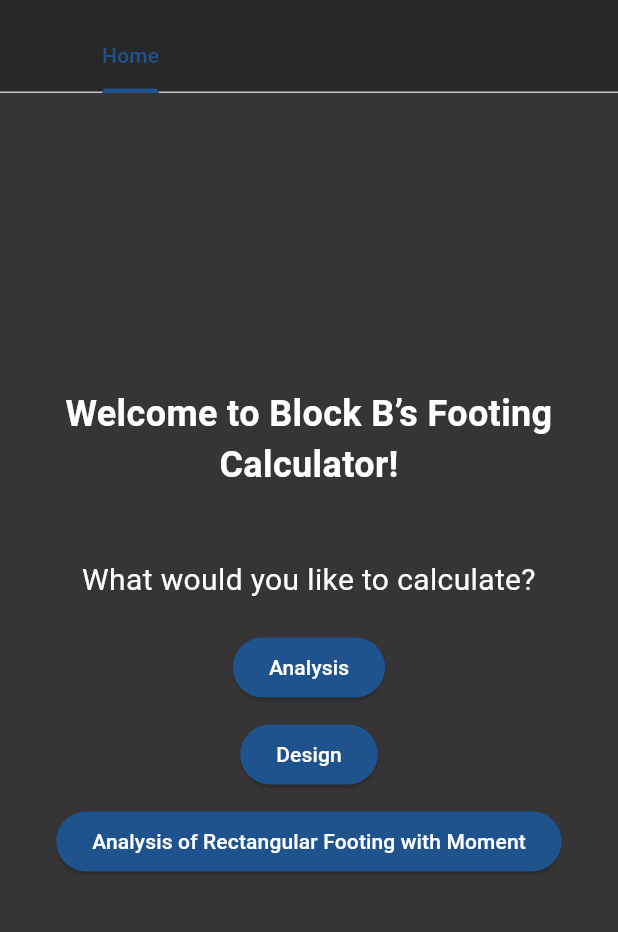
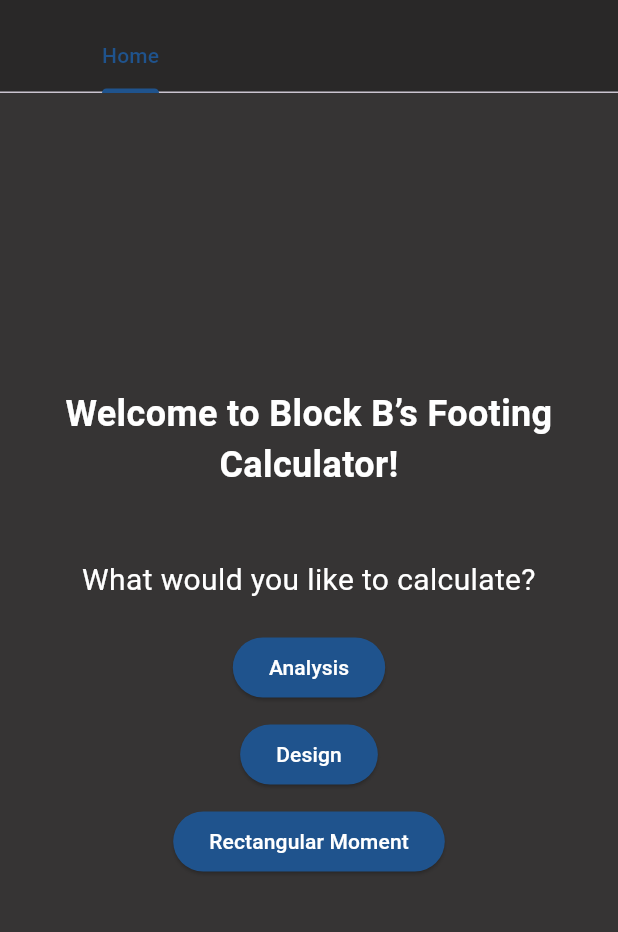
Before and after one commit to raymunddd/foundcalc, a Flutter app: the screen it shows after launch, on a phone screen of 412 x 824 dp, the part 63-995 px from its top. Run offline on Flutter 3.47's test engine with Material 3 defaults, Android fonts, the phone set to English and light mode, and no system bars; missing offline and left inert: excel.

Commit message:
Analysis of Rectangular Moment

```diff
--- a/foundcalc/lib/pages/anal_rectmoment.dart
+++ b/foundcalc/lib/pages/anal_rectmoment.dart
@@ -2,7 +2,11 @@
 //import 'package:excel/excel.dart';
 //import 'dart:math';
 import 'package:flutter/material.dart';
+<<<<<<< Updated upstream
 import '../settings/anal_rectmoment_state.dart';
+=======
+import '../../settings/anal_rectmoment_state.dart';
+>>>>>>> Stashed changes
 
 
 class AnalRectMomentPage extends StatefulWidget {
--- a/foundcalc/lib/tab_home.dart
+++ b/foundcalc/lib/tab_home.dart
@@ -3,6 +3,7 @@ import 'pages/analysis_page.dart'; // Import AnalysisPage
 import 'pages/design_page.dart';   // Import DesignPage
 import 'pages/anal_rectmoment.dart'; // Import AnalRectMomentPage
 import 'pages/about_page.dart';    // Import AboutPage
+import 'pages/anal_rectmoment.dart'; // Import AnalRectMomentPage
 import 'settings/analysis_state.dart'; // Import AnalysisState
 import 'settings/design_state.dart';   // Import DesignState
 import 'settings/anal_rectmoment_state.dart'; // Import AnalRectMomentState
@@ -20,10 +21,11 @@ class _TabbedHomePageState extends State<TabbedHomePage>
   int _tabCounter = 1; // Start counter at 1 (Home is already tab 0)
   List<String> analysisItems = []; // Initialize empty
   List<String> designItems = [];   // Initialize empty
-  List<String> analRectMomentItems = [];   // Initialize empty
+  List<String> analRectMomentItems = []; // Initialize empty for RectMoment
   Map<String, AnalysisState> analysisStates = {};
   Map<String, AnalRectMomentState> analRectMomentStates = {}; // Initialize empty
   Map<String, DesignState> designStates = {};
+  Map<String, AnalRectMomentState> analRectMomentStates = {}; // Initialize states map for RectMoment
 
 
   @override
@@ -98,11 +100,14 @@ class _TabbedHomePageState extends State<TabbedHomePage>
             int designIndex = designItems.indexOf(tabToRemove);
 
             if (designIndex != -1) {
+              // Remove from analysisItems and states
               String removedTab = designItems.removeAt(designIndex);
               designStates.remove(removedTab);
 
+              // Remove from tabs
               _tabs.removeAt(index);
 
+              // UPDATE (Wag kalimutan)
               _tabController = TabController(length: _tabs.length, vsync: this);
               if (_tabController.index >= _tabs.length && _tabs.isNotEmpty) {
                 _tabController.animateTo(_tabs.length - 1);
@@ -111,35 +116,35 @@ class _TabbedHomePageState extends State<TabbedHomePage>
           });
         }
 
+//ANAL RECT MOMENT
   void _addAnalRectMomentItem() {
     setState(() {
-      int nextNumber = _getNextNumber(analRectMomentItems, "Analysis");
-      String newItem = 'Analysis of Rectangular Footing with Moment $nextNumber';
+      int nextNumber = _getNextNumber(analRectMomentItems, "RectMoment");
+      String newItem = 'RectMoment $nextNumber';
       analRectMomentItems.add(newItem);
+      analRectMomentStates[newItem] = AnalRectMomentState(title: newItem); // Create state
 
-
-      analRectMomentStates[newItem] = AnalRectMomentState(title: newItem);
-
-      // Add to tabs list
-      _tabs.add(newItem);
+      _tabs.add(newItem); // Add to tabs list for display
       _tabController = TabController(length: _tabs.length, vsync: this);
-      _tabController.animateTo(_tabs.length - 1);
+      _tabController.animateTo(_tabs.length - 1); // Switch to the new tab
+      _tabCounter++;
     });
   }
 
   void _removeAnalRectMomentItem(int index) {
     setState(() {
       String tabToRemove = _tabs[index];
-      int analRectmomentIndex = analRectMomentItems.indexOf(tabToRemove);
+      int rectMomentIndex = analRectMomentItems.indexOf(tabToRemove);
 
-      if (analRectmomentIndex != -1) {
-        // Remove from items and states
-        String removedTab = analRectMomentItems.removeAt(analRectmomentIndex);
-        analRectMomentStates.remove(removedTab); // Remove from states
+      if (rectMomentIndex != -1) {
+        // Remove from analRectMomentItems and states
+        String removedTab = analRectMomentItems.removeAt(rectMomentIndex);
+        analRectMomentStates.remove(removedTab);
 
         // Remove from tabs
         _tabs.removeAt(index);
 
+        // UPDATE
         _tabController = TabController(length: _tabs.length, vsync: this);
         if (_tabController.index >= _tabs.length && _tabs.isNotEmpty) {
           _tabController.animateTo(_tabs.length - 1);
@@ -149,7 +154,7 @@ class _TabbedHomePageState extends State<TabbedHomePage>
   }
 
 
-/* TEMPLATE KUNG LALAGAY NG IBA PANG CALC
+  /*TEMPLATE KUNG LALAGAY NG IBA PANG CALC
 
   void _add<[NameNgCalc]>Item() {
     setState(() {
@@ -241,8 +246,7 @@ class _TabbedHomePageState extends State<TabbedHomePage>
                               _removeAnalysisItem(index);
                             } else if (title.startsWith('Design')) {
                               _removeDesignItem(index);
-                            }
-                            else if (title.startsWith('Analysis of Rectangular Footing with Moment')) {
+                            } else if (title.startsWith('RectMoment')) {
                               _removeAnalRectMomentItem(index);
                             }
                           });
@@ -294,6 +298,31 @@ class _TabbedHomePageState extends State<TabbedHomePage>
                     ),
                     onTap: () {
                       _tabController.animateTo(i+1); //+1 because home is index 0
+                      Navigator.of(context).pop(); // Close the drawer
+                    },
+                  ),
+              ],
+              if (analRectMomentItems.isNotEmpty) ...[
+                ListTile(
+                  tileColor: Color(0xFF414141),
+                  title: Text(
+                    'Rectangular Moment Tabs',
+                    style: TextStyle(fontWeight: FontWeight.bold, color: Colors.white),
+                  ),
+                ),
+                for (int i = 0; i < analRectMomentItems.length; i++)
+                  ListTile(
+                    tileColor: Color(0xFF414141),
+                    title: Text(
+                      analRectMomentItems[i],
+                      style: TextStyle(color: Colors.white),
+                    ),
+                    trailing: IconButton(
+                      icon: Icon(Icons.delete, color: Colors.white),
+                      onPressed: () => _removeAnalRectMomentItem(analysisItems.length + designItems.length + i + 1),
+                    ),
+                    onTap: () {
+                      _tabController.animateTo(analysisItems.length + designItems.length + i + 1);
                       Navigator.of(context).pop(); // Close the drawer
                     },
                   ),
@@ -450,18 +479,8 @@ class _TabbedHomePageState extends State<TabbedHomePage>
                         foregroundColor: Colors.white,
                       ),
                       onPressed: _addAnalRectMomentItem,
-                      child: Text("Analysis of Rectangular Footing with Moment"),
+                      child: Text("Rectangular Moment"),
                     ),
-                    /*
-                    SizedBox(height: 10),
-                    ElevatedButton(
-                      style: ElevatedButton.styleFrom(
-                        backgroundColor: Color(0xFF1F538D),
-                        foregroundColor: Colors.white,
-                      ),
-                      onPressed: _add<[NameNgCalc]>Item,
-                      child: Text("<[NameNgCalc]>"),
-                    ), */
                   ],
                 ),
               ),
@@ -482,28 +501,26 @@ class _TabbedHomePageState extends State<TabbedHomePage>
                   analysisStates[title] = newState;
                 },
               );
-            } else if (title.startsWith('Analysis of Rectangular Footing with Moment')) {
+            }
+            else if (title.startsWith('RectMoment')) {
               return AnalRectMomentPage(
                 title: title,
                 state: analRectMomentStates[title]!,
                 onStateChanged: (newState) {
                   analRectMomentStates[title] = newState;
                 },
-                    );
-                  }
-
-            /*
-            else if (title.startsWith('<[NameNgCalc]>')) {
-                    return <[NameNgCalc]>Page(
+              ); }
+            //Lagay ng else din if dito kung anong title ng calc na yun
+                /* Ito template:
+                            if (title.startsWith('Analysis')) {
+                              return AnalysisPage(
                                 title: title,
-                      state: <[NameNgCalc]>States[title]!,
+                                state: analysisStates[title]!,
                                 onStateChanged: (newState) {
-                        <[NameNgCalc]>States[title] = newState;
+                                  analysisStates[title] = newState;
                                 },
                               );
-                  }*/
-
-
+                            }  */
             else {
               return DesignPage(
                 title: title,
```
Lines whose indentation alone changed are shown as unchanged.
